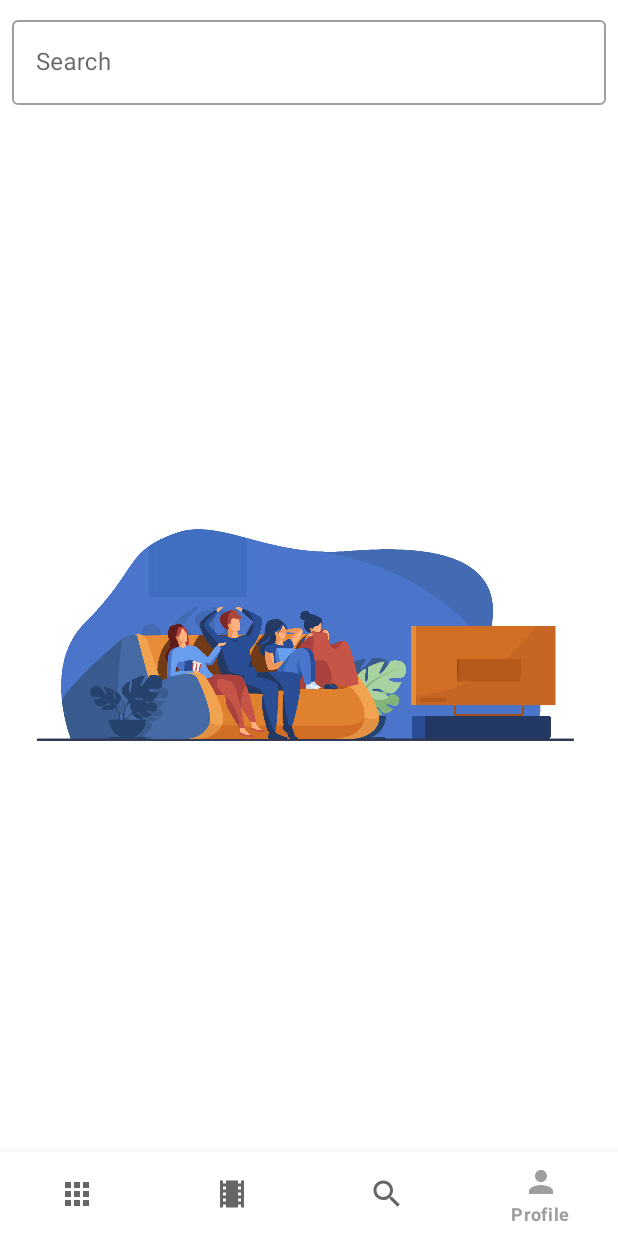
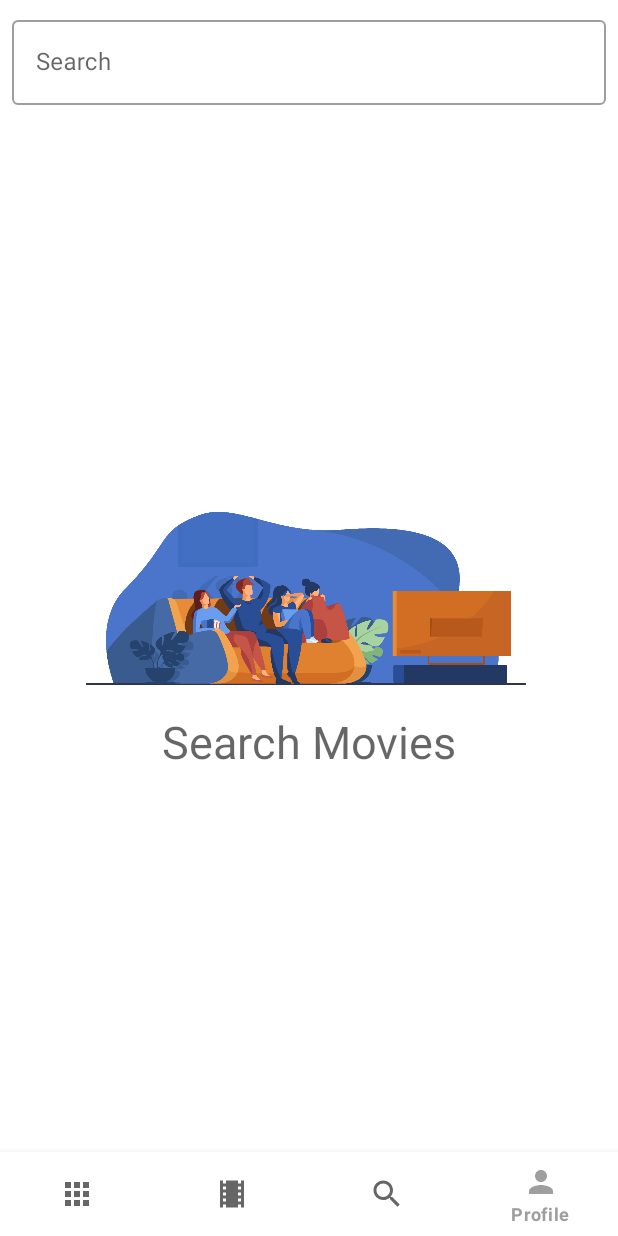
Before and after one commit to Steepo/Watchable, an Android app: the SearchFragment screen opened through its navigation route, item 4 of the bottom bar chosen, on a phone screen of 412 x 824 dp. Run offline under Robolectric (Android 15) with nearby library versions, the phone set to English and light mode, and no system bars; our stand-ins replace Firebase (no records; nobody signed in at launch, a user with empty details on screens opened directly), Volley, navigation-ui; network calls fail; pictures from the network do not load.

Commit message:
fix search page

```diff
--- a/app/src/main/java/com/warnercodes/watchable/ui/search/SearchFragment.java
+++ b/app/src/main/java/com/warnercodes/watchable/ui/search/SearchFragment.java
@@ -5,12 +5,12 @@ import android.os.Build;
 import android.os.Bundle;
 import android.text.Editable;
 import android.text.TextWatcher;
-import android.util.Log;
 import android.view.LayoutInflater;
 import android.view.View;
 import android.view.ViewGroup;
 import android.view.inputmethod.InputMethodManager;
 import android.widget.ImageView;
+import android.widget.TextView;
 import android.widget.Toast;
 
 import androidx.annotation.NonNull;
@@ -46,6 +46,7 @@ public class SearchFragment extends Fragment {
     private List<Movie> mDataset;
     private RecyclerView recyclerView;
     private ImageView searchImageview;
+    private TextView noMoviesText;
 
     public View onCreateView(@NonNull LayoutInflater inflater, ViewGroup container, Bundle savedInstanceState) {
         searchViewModel = ViewModelProviders.of(this).get(SearchViewModel.class);
@@ -61,6 +62,7 @@ public class SearchFragment extends Fragment {
         movieSearchAdapter = new MovieSearchAdapter(mDataset);
         recyclerView.setAdapter(movieSearchAdapter);
         searchImageview = root.findViewById(R.id.search_imageview);
+        noMoviesText = root.findViewById(R.id.textview_no_movies);
 
         editText.addTextChangedListener(new TextWatcher() {
             @Override
@@ -75,9 +77,11 @@ public class SearchFragment extends Fragment {
                     mDataset.removeAll(mDataset);
                     movieSearchAdapter.notifyDataSetChanged();
                     searchImageview.setVisibility(View.VISIBLE);
+                    noMoviesText.setVisibility(View.VISIBLE);
                 } else {
                     String url = "https://api.themoviedb.org/3/search/movie?api_key=db18c03be648dd161624fabd8596021a&language=en-US&query=" + text.replace(" ", "%20") + "&page=1&include_adult=false";
                     searchImageview.setVisibility(View.INVISIBLE);
+                    noMoviesText.setVisibility(View.INVISIBLE);
                     final RequestQueue requestQueue = Volley.newRequestQueue(getActivity());
                     JsonObjectRequest jsonObjectRequest = new JsonObjectRequest
                             (Request.Method.GET, url, null, new Response.Listener<JSONObject>() {
@@ -119,8 +123,6 @@ public class SearchFragment extends Fragment {
                 @Override
                 public void onScrollChange(View v, int scrollX, int scrollY, int oldScrollX, int oldScrollY) {
                     if (Math.abs(scrollY + oldScrollY) > 0) {
-                        Log.i("scrolly", String.valueOf(scrollY));
-                        Log.i("scrollyo", String.valueOf(oldScrollY));
                         hideKeyboard(getActivity());
                     }
                 }
--- a/app/src/main/res/layout/activity_movie_detail.xml
+++ b/app/src/main/res/layout/activity_movie_detail.xml
@@ -14,7 +14,7 @@
         android:orientation="vertical"
         app:layout_constraintEnd_toEndOf="parent"
         app:layout_constraintStart_toStartOf="parent"
-        app:layout_constraintTop_toTopOf="parent" >
+        app:layout_constraintTop_toTopOf="parent">
     </androidx.recyclerview.widget.RecyclerView>
 
     <com.google.android.material.floatingactionbutton.ExtendedFloatingActionButton
--- a/app/src/main/res/layout/fragment_search.xml
+++ b/app/src/main/res/layout/fragment_search.xml
@@ -8,6 +8,7 @@
 
     <com.google.android.material.textfield.TextInputLayout
         android:id="@+id/textfield"
+        style="@style/Widget.MaterialComponents.TextInputLayout.OutlinedBox"
         android:layout_width="match_parent"
         android:layout_height="wrap_content"
         android:layout_marginStart="8dp"
@@ -17,37 +18,58 @@
         app:endIconMode="clear_text"
         app:layout_constraintEnd_toEndOf="parent"
         app:layout_constraintStart_toStartOf="parent"
-        style="@style/Widget.MaterialComponents.TextInputLayout.OutlinedBox"
         app:layout_constraintTop_toTopOf="parent">
 
         <com.google.android.material.textfield.TextInputEditText
             android:id="@+id/textinputedittext"
             android:layout_width="match_parent"
-            android:maxLines="1"
+            android:layout_height="wrap_content"
             android:inputType="text"
-            android:layout_height="wrap_content" />
+            android:maxLines="1" />
 
     </com.google.android.material.textfield.TextInputLayout>
 
     <androidx.recyclerview.widget.RecyclerView
         android:id="@+id/results_recyclerview"
         android:layout_width="match_parent"
-        android:layout_marginTop="8dp"
         android:layout_height="0dp"
-        app:layout_constraintTop_toBottomOf="@id/textfield"
+        android:layout_gravity="center_vertical"
+        android:orientation="vertical"
         app:layout_constraintBottom_toBottomOf="parent"
-        app:layout_constraintEnd_toStartOf="parent"
-        app:layout_constraintEnd_toEndOf="parent"/>
+        app:layout_constraintEnd_toEndOf="parent"
+        app:layout_constraintStart_toStartOf="parent"
+        app:layout_constraintTop_toBottomOf="@id/textfield" />
 
-    <ImageView
-        android:id="@+id/search_imageview"
-        android:layout_width="wrap_content"
+    <androidx.constraintlayout.widget.ConstraintLayout
+        android:id="@+id/container"
+        android:layout_width="0dp"
         android:layout_height="wrap_content"
-        android:layout_marginHorizontal="16dp"
-        app:layout_constraintTop_toTopOf="@id/results_recyclerview"
         app:layout_constraintBottom_toBottomOf="@id/results_recyclerview"
+        app:layout_constraintEnd_toEndOf="@id/results_recyclerview"
         app:layout_constraintStart_toStartOf="@id/results_recyclerview"
-        app:layout_constraintEnd_toEndOf="@id/results_recyclerview"
-        android:src="@drawable/search" />
+        app:layout_constraintTop_toTopOf="@id/results_recyclerview">
+
+        <ImageView
+            android:id="@+id/search_imageview"
+            android:layout_width="0dp"
+            android:layout_height="150dp"
+            android:layout_marginHorizontal="16dp"
+            android:src="@drawable/search"
+            app:layout_constraintTop_toTopOf="parent"
+            app:layout_constraintStart_toStartOf="parent"
+            app:layout_constraintEnd_toEndOf="parent" />
+
+        <com.google.android.material.textview.MaterialTextView
+            android:id="@+id/textview_no_movies"
+            android:layout_width="wrap_content"
+            android:layout_height="wrap_content"
+            android:text="Search Movies"
+            android:textAppearance="@style/TextAppearance.AppCompat.Display1"
+            android:textSize="30sp"
+            app:layout_constraintEnd_toEndOf="@id/search_imageview"
+            app:layout_constraintStart_toStartOf="@id/search_imageview"
+            app:layout_constraintTop_toBottomOf="@id/search_imageview" />
+
+    </androidx.constraintlayout.widget.ConstraintLayout>
 
 </androidx.constraintlayout.widget.ConstraintLayout>
```
Also changed, not shown: app/src/main/res/drawable-v24/search3.png (added).
